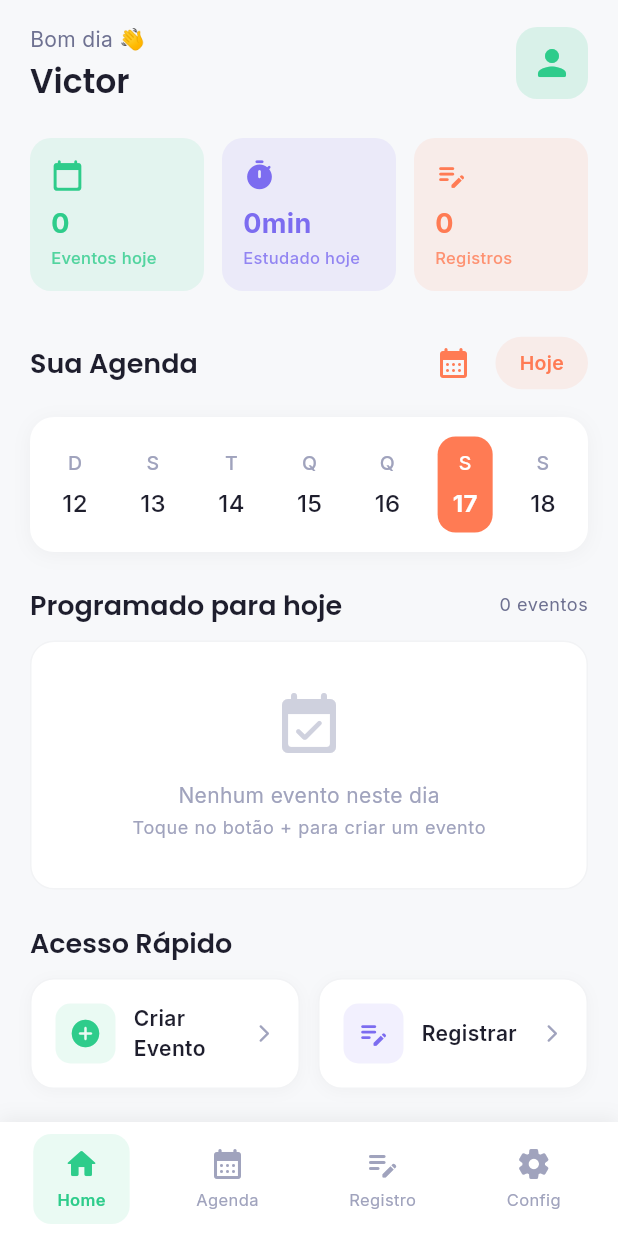
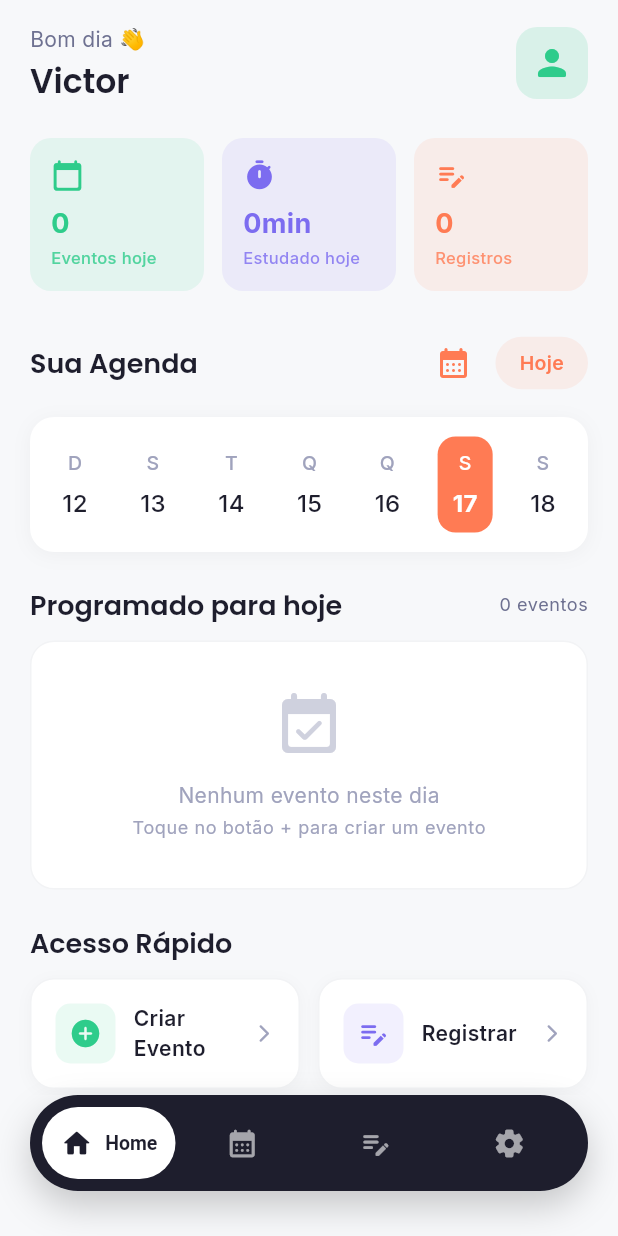
Before and after one commit to vilitor/study-hub, a Flutter app: the screen it shows after launch, on a phone screen of 412 x 824 dp. Run offline on Flutter 3.47's test engine with Material 3 defaults, Android fonts, the phone set to English and light mode, and no system bars; our stand-ins replace flutter_secure_storage, google_fonts, google_sign_in, shared_preferences; missing offline and left inert: googleapis.

Commit message:
style(navigation): implement premium floating nav bar with sliding animation
- added lib/widgets/floating_nav_bar.dart

- updated screens with bottom padding to accommodate floating bar

- set extendBody to true for modern translucent effect

```diff
--- a/lib/main.dart
+++ b/lib/main.dart
@@ -12,6 +12,7 @@ import 'package:study_hub/screens/home/home_screen.dart';
 import 'package:study_hub/screens/create_event/create_event_screen.dart';
 import 'package:study_hub/screens/study_log/study_log_screen.dart';
 import 'package:study_hub/screens/settings/settings_screen.dart';
+import 'package:study_hub/widgets/floating_nav_bar.dart'; // [IMPORT]
 
 /// Ponto de entrada do app StudyHub
 void main() async {
@@ -87,6 +88,13 @@ class _MainNavigationScreenState extends State<MainNavigationScreen> {
     SettingsScreen(),
   ];
 
+  final List<NavItem> _navItems = [
+    NavItem(icon: Icons.home_rounded, label: 'Home'),
+    NavItem(icon: Icons.calendar_month_rounded, label: 'Agenda'),
+    NavItem(icon: Icons.edit_note_rounded, label: 'Registro'),
+    NavItem(icon: Icons.settings_rounded, label: 'Config'),
+  ];
+
   @override
   Widget build(BuildContext context) {
     return PopScope(
@@ -98,97 +106,17 @@ class _MainNavigationScreenState extends State<MainNavigationScreen> {
         }
       },
       child: Scaffold(
+        extendBody: true, // Permite que o conteúdo apareça atrás da barra flutuante
         body: IndexedStack(
           index: _currentIndex,
           children: _screens,
         ),
 
-        // Bottom Navigation Bar — inspirada na referência visual
-        bottomNavigationBar: Container(
-          decoration: BoxDecoration(
-            color: AppColors.white,
-            boxShadow: [
-              BoxShadow(
-                color: Colors.black.withValues(alpha: 0.06),
-                blurRadius: 10,
-                offset: const Offset(0, -2),
-              ),
-            ],
-          ),
-          child: SafeArea(
-            child: Padding(
-              padding: const EdgeInsets.symmetric(horizontal: 8, vertical: 8),
-              child: Row(
-                mainAxisAlignment: MainAxisAlignment.spaceAround,
-                children: [
-                  _buildNavItem(
-                    index: 0,
-                    icon: Icons.home_rounded,
-                    label: 'Home',
-                  ),
-                  _buildNavItem(
-                    index: 1,
-                    icon: Icons.calendar_month_rounded,
-                    label: 'Agenda',
-                  ),
-                  _buildNavItem(
-                    index: 2,
-                    icon: Icons.edit_note_rounded,
-                    label: 'Registro',
-                  ),
-                  _buildNavItem(
-                    index: 3,
-                    icon: Icons.settings_rounded,
-                    label: 'Config',
-                  ),
-                ],
-              ),
-            ),
-          ),
-        ),
-      ),
-    );
-  }
-
-  /// Item individual da bottom navigation
-  Widget _buildNavItem({
-    required int index,
-    required IconData icon,
-    required String label,
-  }) {
-    final isSelected = _currentIndex == index;
-
-    return GestureDetector(
-      onTap: () => setState(() => _currentIndex = index),
-      behavior: HitTestBehavior.opaque,
-      child: AnimatedContainer(
-        duration: const Duration(milliseconds: 200),
-        padding: const EdgeInsets.symmetric(horizontal: 16, vertical: 8),
-        decoration: BoxDecoration(
-          color: isSelected
-              ? AppColors.primaryGreen.withValues(alpha: 0.1)
-              : Colors.transparent,
-          borderRadius: BorderRadius.circular(12),
-        ),
-        child: Column(
-          mainAxisSize: MainAxisSize.min,
-          children: [
-            Icon(
-              icon,
-              size: 24,
-              color: isSelected ? AppColors.primaryGreen : AppColors.textHint,
-            ),
-            const SizedBox(height: 4),
-            Text(
-              label,
-              style: TextStyle(
-                fontSize: 11,
-                fontWeight: isSelected ? FontWeight.w600 : FontWeight.w400,
-                color:
-                    isSelected ? AppColors.primaryGreen : AppColors.textHint,
-              ),
-            ),
-          ],
+        // Barra de Navegação Flutuante Premium
+        bottomNavigationBar: FloatingNavBar(
+          currentIndex: _currentIndex,
+          items: _navItems,
+          onTap: (index) => setState(() => _currentIndex = index),
         ),
       ),
     );
--- a/lib/screens/create_event/create_event_screen.dart
+++ b/lib/screens/create_event/create_event_screen.dart
@@ -56,7 +56,7 @@ class _CreateEventScreenState extends State<CreateEventScreen> {
             : null,
       ),
       body: SingleChildScrollView(
-        padding: const EdgeInsets.all(20),
+        padding: const EdgeInsets.only(left: 20, right: 20, top: 20, bottom: 110),
         child: Form(
           key: _formKey,
           child: Column(
--- a/lib/screens/home/home_screen.dart
+++ b/lib/screens/home/home_screen.dart
@@ -17,7 +17,7 @@ class HomeScreen extends StatelessWidget {
     return Scaffold(
       body: SafeArea(
         child: SingleChildScrollView(
-          padding: const EdgeInsets.symmetric(horizontal: 20),
+          padding: const EdgeInsets.only(left: 20, right: 20, bottom: 110),
           child: Column(
             crossAxisAlignment: CrossAxisAlignment.start,
             children: [
--- a/lib/screens/settings/settings_screen.dart
+++ b/lib/screens/settings/settings_screen.dart
@@ -45,7 +45,7 @@ class _SettingsScreenState extends State<SettingsScreen> {
       body: Consumer<SettingsProvider>(
         builder: (context, settings, _) {
           return SingleChildScrollView(
-            padding: const EdgeInsets.all(20),
+            padding: const EdgeInsets.only(left: 20, right: 20, top: 20, bottom: 110),
             child: Column(
               crossAxisAlignment: CrossAxisAlignment.start,
               children: [
--- a/lib/screens/study_log/study_log_screen.dart
+++ b/lib/screens/study_log/study_log_screen.dart
@@ -51,7 +51,7 @@ class _StudyLogScreenState extends State<StudyLogScreen> {
       body: schema == null
           ? _buildNoSchemaState(provider.isLoading)
           : SingleChildScrollView(
-              padding: const EdgeInsets.all(20),
+              padding: const EdgeInsets.only(left: 20, right: 20, top: 20, bottom: 110),
               child: Form(
                 key: _formKey,
                 child: Column(
--- /dev/null
+++ b/lib/widgets/floating_nav_bar.dart
@@ -0,0 +1,151 @@
+import 'package:flutter/material.dart';
+import 'package:study_hub/config/app_theme.dart';
+
+/// Item data for the FloatingNavBar
+class NavItem {
+  final IconData icon;
+  final String label;
+
+  NavItem({required this.icon, required this.label});
+}
+
+/// A premium, floating capsule-style Bottom Navigation Bar.
+/// Inspired by high-end product designs (pill-shaped with sliding indicator).
+class FloatingNavBar extends StatefulWidget {
+  final int currentIndex;
+  final List<NavItem> items;
+  final Function(int) onTap;
+
+  const FloatingNavBar({
+    super.key,
+    required this.currentIndex,
+    required this.items,
+    required this.onTap,
+  });
+
+  @override
+  State<FloatingNavBar> createState() => _FloatingNavBarState();
+}
+
+class _FloatingNavBarState extends State<FloatingNavBar> {
+  static const Color _navBgColor = Color(0xFF1E1E2D); // Deep dark navy/black
+  static const double _navBarHeight = 64.0;
+  static const double _horizontalPadding = 8.0;
+
+  @override
+  Widget build(BuildContext context) {
+    return Container(
+      margin: const EdgeInsets.fromLTRB(20, 0, 20, 30), // Floating effect
+      height: _navBarHeight,
+      decoration: BoxDecoration(
+        color: _navBgColor,
+        borderRadius: BorderRadius.circular(32),
+        boxShadow: [
+          BoxShadow(
+            color: Colors.black.withValues(alpha: 0.2),
+            blurRadius: 20,
+            offset: const Offset(0, 10),
+          ),
+        ],
+      ),
+      child: LayoutBuilder(
+        builder: (context, constraints) {
+          final double totalWidth = constraints.maxWidth;
+          final double itemWidth = (totalWidth - (_horizontalPadding * 2)) / widget.items.length;
+
+          return Stack(
+            children: [
+              // --- Sliding Pill Background Indicator ---
+              AnimatedPositioned(
+                duration: const Duration(milliseconds: 350),
+                curve: Curves.elasticOut,
+                left: _horizontalPadding + (widget.currentIndex * itemWidth),
+                top: 8,
+                bottom: 8,
+                width: itemWidth,
+                child: Container(
+                  decoration: BoxDecoration(
+                    color: Colors.white,
+                    borderRadius: BorderRadius.circular(24),
+                  ),
+                ),
+              ),
+
+              // --- Icons and Labels ---
+              Padding(
+                padding: const EdgeInsets.symmetric(horizontal: _horizontalPadding),
+                child: Row(
+                  children: List.generate(widget.items.length, (index) {
+                    final item = widget.items[index];
+                    final isSelected = widget.currentIndex == index;
+
+                    return Expanded(
+                      child: GestureDetector(
+                        onTap: () => widget.onTap(index),
+                        behavior: HitTestBehavior.opaque,
+                        child: _NavBarItemWidget(
+                          icon: item.icon,
+                          label: item.label,
+                          isSelected: isSelected,
+                        ),
+                      ),
+                    );
+                  }),
+                ),
+              ),
+            ],
+          );
+        },
+      ),
+    );
+  }
+}
+
+class _NavBarItemWidget extends StatelessWidget {
+  final IconData icon;
+  final String label;
+  final bool isSelected;
+
+  const _NavBarItemWidget({
+    required this.icon,
+    required this.label,
+    required this.isSelected,
+  });
+
+  @override
+  Widget build(BuildContext context) {
+    return AnimatedDefaultTextStyle(
+      duration: const Duration(milliseconds: 300),
+      style: TextStyle(
+        color: isSelected ? const Color(0xFF1E1E2D) : Colors.white.withValues(alpha: 0.6),
+        fontSize: 13,
+        fontWeight: FontWeight.w600,
+      ),
+      child: IconTheme(
+        data: IconThemeData(
+          color: isSelected ? const Color(0xFF1E1E2D) : Colors.white.withValues(alpha: 0.6),
+          size: 22,
+        ),
+        child: Row(
+          mainAxisAlignment: MainAxisAlignment.center,
+          children: [
+            Icon(icon),
+            AnimatedContainer(
+              duration: const Duration(milliseconds: 300),
+              curve: Curves.easeInOut,
+              width: isSelected ? 8 : 0,
+            ),
+            if (isSelected)
+              Flexible(
+                child: Text(
+                  label,
+                  maxLines: 1,
+                  overflow: TextOverflow.clip,
+                ),
+              ),
+          ],
+        ),
+      ),
+    );
+  }
+}
```
